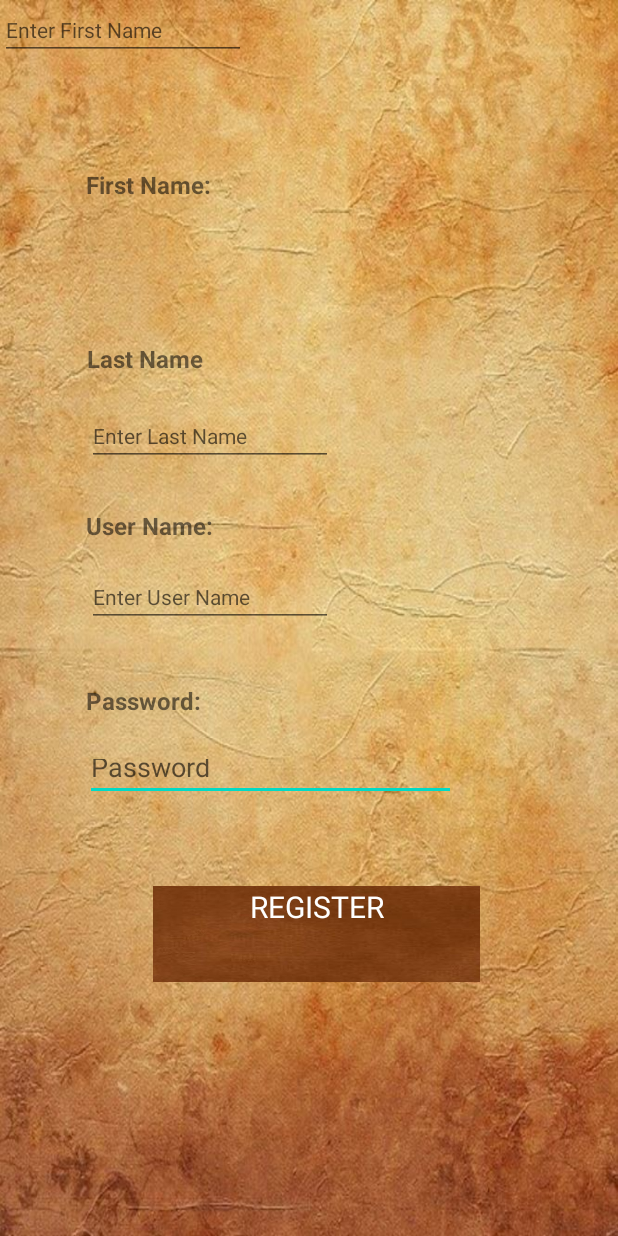
After one commit to Zharrat/BEERS_OF_THE_WORLD, an Android app: the fragment RegisterFragment shown on its own in the app's theme, on a phone screen of 412 x 824 dp. The commit adds this screen. Run offline under Robolectric (Android 15) with nearby library versions, the light colour scheme and no system bars; network calls fail.

Commit message:
Creados 2 fragments para el login.

```diff
--- a/app/src/main/java/com/example/beers_of_the_world/data/network/Api.kt
+++ b/app/src/main/java/com/example/beers_of_the_world/data/network/Api.kt
@@ -1,6 +1,4 @@
-/*
- * Copyright (c) FS
- */
+
 
 package com.example.beers_of_the_world.data.network
 
--- /dev/null
+++ b/app/src/main/java/com/example/beers_of_the_world/ui/fragments/RegisterFragment.kt
@@ -0,0 +1,62 @@
+
+
+package com.example.beers_of_the_world.ui.fragments
+
+import android.os.Bundle
+import androidx.fragment.app.Fragment
+import android.view.LayoutInflater
+import android.view.View
+import android.view.ViewGroup
+import com.example.beers_of_the_world.R
+
+// TODO: Rename parameter arguments, choose names that match
+// the fragment initialization parameters, e.g. ARG_ITEM_NUMBER
+private const val ARG_PARAM1 = "param1"
+private const val ARG_PARAM2 = "param2"
+
+/**
+ * A simple [Fragment] subclass.
+ * Use the [RegisterFragment.newInstance] factory method to
+ * create an instance of this fragment.
+ */
+class RegisterFragment : Fragment() {
+    // TODO: Rename and change types of parameters
+    private var param1: String? = null
+    private var param2: String? = null
+
+    override fun onCreate(savedInstanceState: Bundle?) {
+        super.onCreate(savedInstanceState)
+        arguments?.let {
+            param1 = it.getString(ARG_PARAM1)
+            param2 = it.getString(ARG_PARAM2)
+        }
+    }
+
+    override fun onCreateView(
+        inflater: LayoutInflater, container: ViewGroup?,
+        savedInstanceState: Bundle?
+    ): View? {
+        // Inflate the layout for this fragment
+        return inflater.inflate(R.layout.register_home_fragment, container, false)
+    }
+
+    companion object {
+        /**
+         * Use this factory method to create a new instance of
+         * this fragment using the provided parameters.
+         *
+         * @param param1 Parameter 1.
+         * @param param2 Parameter 2.
+         * @return A new instance of fragment RegisterFragment.
+         */
+        // TODO: Rename and change types and number of parameters
+        @JvmStatic
+        fun newInstance(param1: String, param2: String) =
+            RegisterFragment().apply {
+                arguments = Bundle().apply {
+                    putString(ARG_PARAM1, param1)
+                    putString(ARG_PARAM2, param2)
+                }
+            }
+    }
+}
--- a/app/src/main/res/layout/item_beer.xml
+++ b/app/src/main/res/layout/item_beer.xml
@@ -1,5 +1,4 @@
 <?xml version="1.0" encoding="utf-8"?>
-
 <androidx.cardview.widget.CardView xmlns:android="http://schemas.android.com/apk/res/android"
     xmlns:app="http://schemas.android.com/apk/res-auto"
     xmlns:tools="http://schemas.android.com/tools"
--- /dev/null
+++ b/app/src/main/res/layout/register_home_fragment.xml
@@ -0,0 +1,196 @@
+<?xml version="1.0" encoding="utf-8"?>
+
+<FrameLayout xmlns:android="http://schemas.android.com/apk/res/android"
+    xmlns:app="http://schemas.android.com/apk/res-auto"
+    xmlns:tools="http://schemas.android.com/tools"
+    android:layout_width="match_parent"
+    android:layout_height="match_parent"
+    android:background="@drawable/fondo5"
+    tools:context=".ui.fragments.RegisterFragment">
+
+
+    <androidx.constraintlayout.widget.ConstraintLayout
+        android:layout_width="match_parent"
+        android:layout_height="match_parent">
+
+        <TextView
+            android:id="@+id/tvusername"
+            android:layout_width="207dp"
+            android:layout_height="27dp"
+            android:layout_marginStart="57dp"
+            android:layout_marginTop="293dp"
+            android:layout_marginEnd="147dp"
+            android:layout_marginBottom="411dp"
+            android:text="@string/UserNameTextView"
+            android:textAlignment="viewStart"
+            android:textSize="16sp"
+            android:textStyle="bold"
+            app:layout_constraintBottom_toBottomOf="parent"
+            app:layout_constraintEnd_toEndOf="parent"
+            app:layout_constraintStart_toStartOf="parent"
+            app:layout_constraintTop_toTopOf="parent"
+            tools:ignore="MissingConstraints" />
+
+        <EditText
+            android:id="@+id/etpassword"
+            android:layout_width="247dp"
+            android:layout_height="38dp"
+            android:layout_marginStart="56dp"
+            android:layout_marginTop="449dp"
+            android:layout_marginEnd="108dp"
+            android:layout_marginBottom="244dp"
+            android:ems="10"
+            android:hint="Password"
+            app:layout_constraintBottom_toBottomOf="parent"
+            app:layout_constraintEnd_toEndOf="parent"
+            app:layout_constraintStart_toStartOf="parent"
+            app:layout_constraintTop_toTopOf="parent"
+            tools:ignore="MissingConstraints" />
+
+        <TextView
+            android:id="@+id/tvpassword"
+            android:layout_width="251dp"
+            android:layout_height="32dp"
+            android:layout_marginStart="57dp"
+            android:layout_marginTop="409dp"
+            android:layout_marginEnd="103dp"
+            android:layout_marginBottom="290dp"
+            android:text="Password:"
+            android:textAlignment="viewStart"
+            android:textSize="16sp"
+            android:textStyle="bold"
+            app:layout_constraintBottom_toBottomOf="parent"
+            app:layout_constraintEnd_toEndOf="parent"
+            app:layout_constraintStart_toStartOf="parent"
+            app:layout_constraintTop_toTopOf="parent"
+            tools:ignore="MissingConstraints" />
+
+        <EditText
+            android:id="@+id/etlastname"
+            android:layout_width="164dp"
+            android:layout_height="wrap_content"
+            android:layout_marginStart="57dp"
+            android:layout_marginTop="224dp"
+            android:layout_marginEnd="190dp"
+            android:layout_marginBottom="467dp"
+            android:ems="10"
+            android:hint="Enter Last Name"
+            android:importantForAutofill="no"
+            android:inputType="textPersonName"
+            android:textSize="14sp"
+            app:layout_constraintBottom_toBottomOf="parent"
+            app:layout_constraintEnd_toEndOf="parent"
+            app:layout_constraintStart_toStartOf="parent"
+            app:layout_constraintTop_toTopOf="parent"
+            tools:ignore="MissingConstraints" />
+
+        <TextView
+            android:id="@+id/tvfirstname"
+            android:layout_width="181dp"
+            android:layout_height="28dp"
+            android:layout_marginStart="57dp"
+            android:layout_marginTop="65dp"
+            android:layout_marginEnd="173dp"
+            android:layout_marginBottom="638dp"
+            android:text="First Name:"
+            android:textAlignment="viewStart"
+            android:textSize="16sp"
+            android:textStyle="bold"
+            app:layout_constraintBottom_toBottomOf="parent"
+            app:layout_constraintEnd_toEndOf="parent"
+            app:layout_constraintStart_toStartOf="parent"
+            app:layout_constraintTop_toTopOf="parent"
+            tools:ignore="MissingConstraints" />
+
+        <EditText
+            android:id="@+id/etusername"
+            android:layout_width="164dp"
+            android:layout_height="wrap_content"
+            android:layout_marginStart="57dp"
+            android:layout_marginTop="331dp"
+            android:layout_marginEnd="190dp"
+            android:layout_marginBottom="360dp"
+            android:ems="10"
+            android:hint="Enter User Name"
+            android:importantForAutofill="no"
+            android:inputType="textPersonName"
+            android:textSize="14sp"
+            app:layout_constraintBottom_toBottomOf="parent"
+            app:layout_constraintEnd_toEndOf="parent"
+            app:layout_constraintStart_toStartOf="parent"
+            app:layout_constraintTop_toTopOf="parent"
+            tools:ignore="MissingConstraints" />
+
+        <TextView
+            android:id="@+id/tvlastname"
+            android:layout_width="146dp"
+            android:layout_height="34dp"
+            android:layout_marginStart="57dp"
+            android:layout_marginTop="181dp"
+            android:layout_marginEnd="208dp"
+            android:layout_marginBottom="516dp"
+            android:text="Last Name"
+            android:textAlignment="viewStart"
+            android:textSize="16sp"
+            android:textStyle="bold"
+            app:layout_constraintBottom_toBottomOf="parent"
+            app:layout_constraintEnd_toEndOf="parent"
+            app:layout_constraintStart_toStartOf="parent"
+            app:layout_constraintTop_toTopOf="parent"
+            tools:ignore="MissingConstraints" />
+
+        <EditText
+            android:id="@+id/etfirstname"
+            android:layout_width="164dp"
+            android:layout_height="wrap_content"
+            android:ems="10"
+            android:hint="Enter First Name"
+            android:importantForAutofill="no"
+            android:inputType="textPersonName"
+            android:textSize="14sp"
+            tools:ignore="MissingConstraints"
+            tools:layout_editor_absoluteX="57dp"
+            tools:layout_editor_absoluteY="109dp" />
+
+        <androidx.constraintlayout.widget.ConstraintLayout
+            android:layout_width="218dp"
+            android:layout_height="64dp"
+            android:layout_marginStart="101dp"
+            android:layout_marginTop="544dp"
+            android:layout_marginEnd="92dp"
+            android:layout_marginBottom="123dp"
+            app:layout_constraintBottom_toBottomOf="parent"
+            app:layout_constraintEnd_toEndOf="parent"
+            app:layout_constraintHorizontal_bias="0.5"
+            app:layout_constraintStart_toStartOf="parent"
+            app:layout_constraintTop_toTopOf="parent">
+
+            <ImageButton
+                android:id="@+id/signbutton"
+                android:layout_width="218dp"
+                android:layout_height="64dp"
+                android:background="@drawable/fondo8"
+                android:textStyle="bold"
+                app:layout_constraintBottom_toBottomOf="parent"
+                app:layout_constraintTop_toTopOf="parent"
+                tools:ignore="MissingConstraints" />
+
+
+            <TextView
+                android:id="@+id/tvregister"
+                android:layout_width="wrap_content"
+                android:layout_height="wrap_content"
+                android:text="REGISTER"
+                android:textColor="@color/white"
+                android:textSize="20sp"
+                app:layout_constraintEnd_toStartOf="@+id/signbutton"
+                app:layout_constraintHorizontal_bias="0.5"
+                app:layout_constraintStart_toEndOf="@+id/signbutton"
+                tools:ignore="MissingConstraints"
+                tools:layout_editor_absoluteY="16dp" />
+
+
+        </androidx.constraintlayout.widget.ConstraintLayout>
+    </androidx.constraintlayout.widget.ConstraintLayout>
+
+</FrameLayout>
--- a/app/src/main/res/values/colors.xml
+++ b/app/src/main/res/values/colors.xml
@@ -1,5 +1,8 @@
 <?xml version="1.0" encoding="utf-8"?>
 <resources>
+    <color name="colorPrimary">#6200EE</color>
+    <color name="colorPrimaryDark">#3700B3</color>
+    <color name="colorAccent">#03DAC5</color>
     <color name="purple_200">#FFBB86FC</color>
     <color name="purple_500">#FF6200EE</color>
     <color name="purple_700">#FF3700B3</color>
--- /dev/null
+++ b/app/src/main/res/values/dimens.xml
@@ -0,0 +1,6 @@
+<?xml version="1.0" encoding="utf-8"?>
+<resources>
+    <dimen name="small_padding">8dp</dimen>
+    <dimen name="layout_margin">16dp</dimen>
+    <dimen name="big_padding">32dp</dimen>
+</resources>
```
Also changed, not shown: app/src/main/java/com/example/beers_of_the_world/ui/fragments/LoginFragment.kt (added, +36 -0 lines), app/src/main/res/layout/fragment_login.xml (added, +176 -0 lines), app/src/main/res/values/strings.xml (+17 -1 lines).
